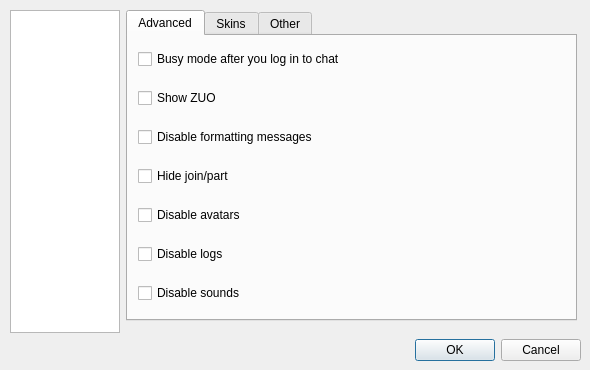
Qt form ui/options.ui (gitter-badger/simplechatclient) before a commit.
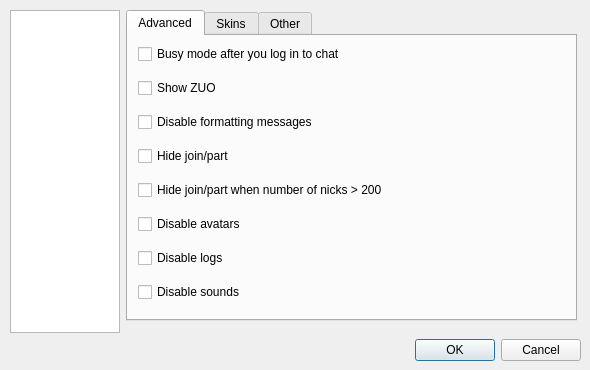
The same form after that commit. The open tabs and pages were chosen to show the change. Icons and pictures are not drawn.

Commit message: add hide join/part on 200 nicks

```diff
--- a/ui/options.ui
+++ b/ui/options.ui
@@ -307,6 +307,13 @@
                  </property>
                 </widget>
                </item>
+               <item>
+                <widget class="QCheckBox" name="checkBox_hide_join_part_200">
+                 <property name="text">
+                  <string>Hide join/part when number of nicks &gt; 200</string>
+                 </property>
+                </widget>
+               </item>
                <item>
                 <widget class="QCheckBox" name="checkBox_disable_avatars">
                  <property name="text">
```
The commit also changes 6 other files.
